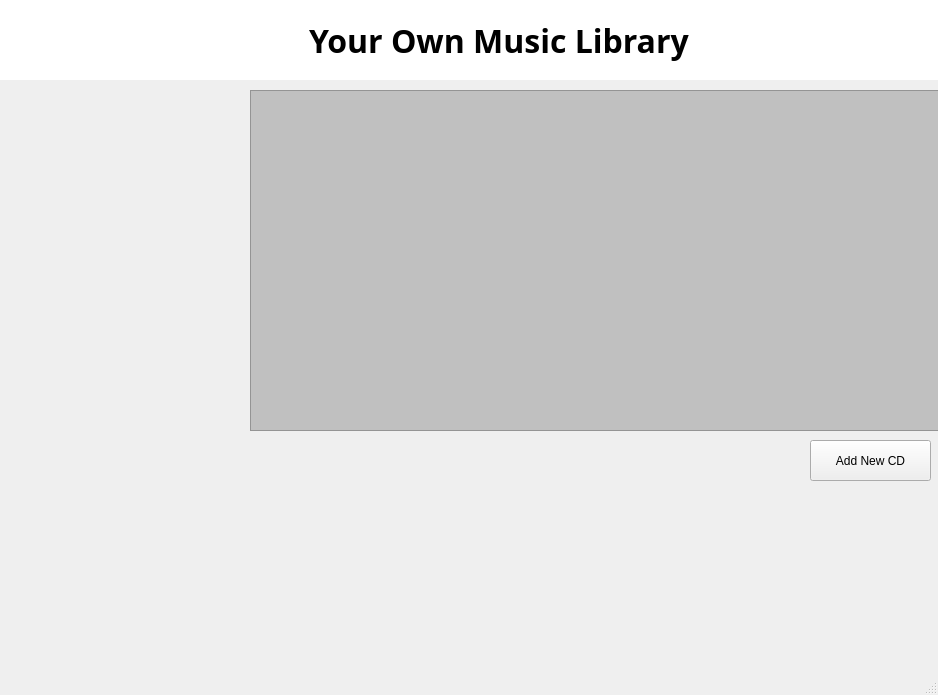
Qt form musicapp.ui (ahmedragab96/music-qt-app) before a commit.
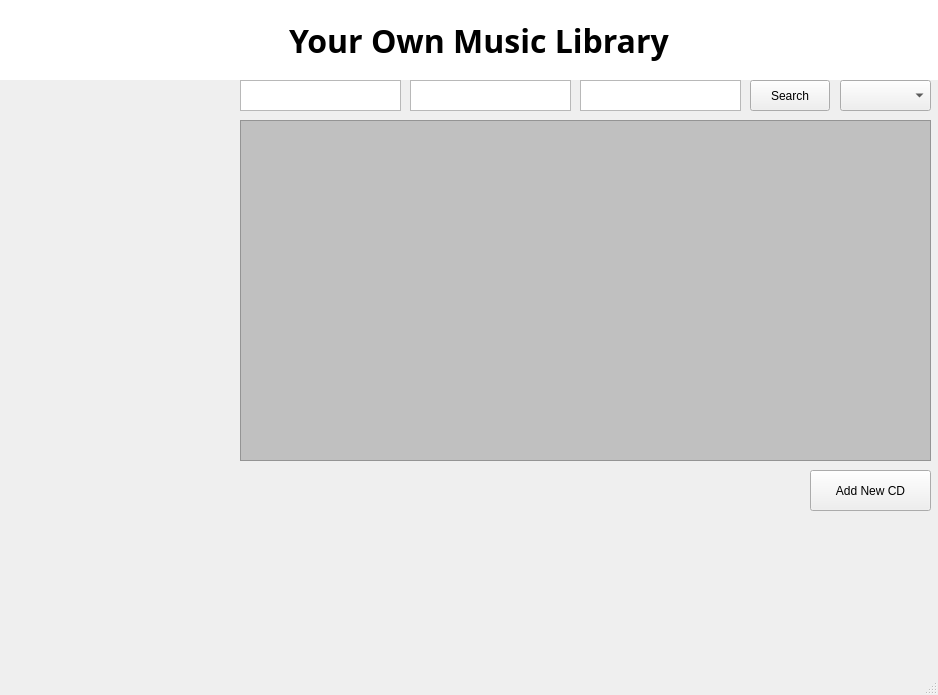
The same form after that commit. Icons and pictures are not drawn.

Commit message: #0 - add adding music cd screen and update ui

Diff of the .ui file:
```diff
--- a/musicapp.ui
+++ b/musicapp.ui
@@ -40,7 +40,7 @@
     <widget class="QLabel" name="label">
      <property name="geometry">
       <rect>
-       <x>310</x>
+       <x>290</x>
        <y>0</y>
        <width>431</width>
        <height>81</height>
@@ -77,8 +77,8 @@
    <widget class="QTableWidget" name="musicTable">
     <property name="geometry">
      <rect>
-      <x>250</x>
-      <y>90</y>
+      <x>240</x>
+      <y>120</y>
       <width>691</width>
       <height>341</height>
      </rect>
@@ -101,7 +101,7 @@
     <property name="geometry">
      <rect>
       <x>810</x>
-      <y>440</y>
+      <y>470</y>
       <width>121</width>
       <height>41</height>
      </rect>
@@ -114,7 +114,7 @@
     <property name="geometry">
      <rect>
       <x>760</x>
-      <y>440</y>
+      <y>470</y>
       <width>41</width>
       <height>41</height>
      </rect>
@@ -125,6 +125,59 @@
 }</string>
     </property>
    </widget>
+   <widget class="QPushButton" name="searchButton">
+    <property name="geometry">
+     <rect>
+      <x>750</x>
+      <y>80</y>
+      <width>80</width>
+      <height>31</height>
+     </rect>
+    </property>
+    <property name="text">
+     <string>Search</string>
+    </property>
+   </widget>
+   <widget class="QTextEdit" name="authorSearchText">
+    <property name="geometry">
+     <rect>
+      <x>240</x>
+      <y>80</y>
+      <width>161</width>
+      <height>31</height>
+     </rect>
+    </property>
+   </widget>
+   <widget class="QTextEdit" name="genreSearchText">
+    <property name="geometry">
+     <rect>
+      <x>410</x>
+      <y>80</y>
+      <width>161</width>
+      <height>31</height>
+     </rect>
+    </property>
+   </widget>
+   <widget class="QTextEdit" name="yearSearchText">
+    <property name="geometry">
+     <rect>
+      <x>580</x>
+      <y>80</y>
+      <width>161</width>
+      <height>31</height>
+     </rect>
+    </property>
+   </widget>
+   <widget class="QComboBox" name="comboBox">
+    <property name="geometry">
+     <rect>
+      <x>840</x>
+      <y>80</y>
+      <width>91</width>
+      <height>31</height>
+     </rect>
+    </property>
+   </widget>
   </widget>
   <widget class="QMenuBar" name="menubar">
    <property name="geometry">
```
The commit also changes 6 other files.
